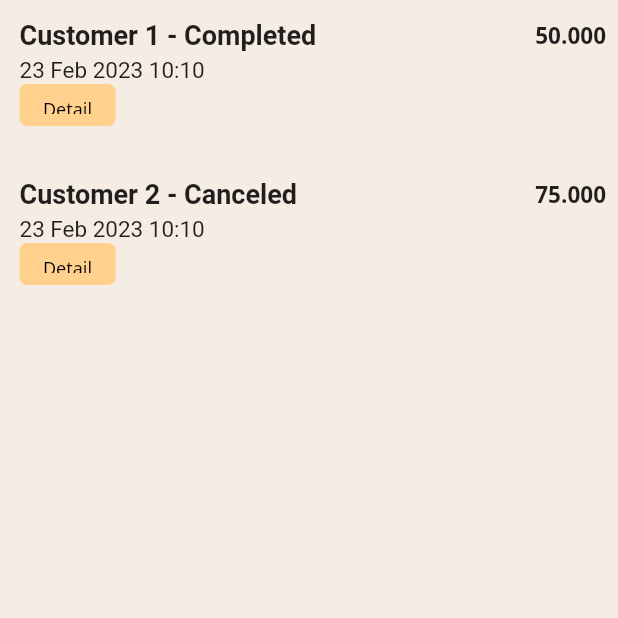
After one commit to Ryanidha/JarKop, a Flutter app: the historyPage screen opened directly, on a phone screen of 412 x 824 dp, the top half of it. The commit adds this screen. Run offline on Flutter 3.47's test engine with Material 2 defaults, Android fonts, the phone set to English and light mode, and no system bars; our stand-ins replace cloud_firestore, firebase_auth, firebase_core, get; missing offline and left inert: scroll_bottom_navigation_bar; accounts and stored records are empty; Roboto replaces fonts that are missing (Noto Sans).

Commit message:
Finishing history page

```diff
--- a/jarkop_app/lib/Pages/Homescreen/account.dart
+++ b/jarkop_app/lib/Pages/Homescreen/account.dart
@@ -2,6 +2,8 @@ import 'package:flutter/material.dart';
 import 'package:flutter/services.dart';
 import 'package:flutter/src/widgets/container.dart';
 import 'package:flutter/src/widgets/framework.dart';
+import 'package:get/get.dart';
+import 'package:jarkop_app/Pages/Loginscreen/loginScreen.dart';
 
 class accountPage extends StatefulWidget {
   const accountPage({super.key});
@@ -11,6 +13,10 @@ class accountPage extends StatefulWidget {
 }
 
 class _accountPageState extends State<accountPage> {
+  merchantDetail(context) {
+    Get.offAll(loginScreen());
+  }
+
   @override
   Widget build(BuildContext context) {
     return Scaffold(
@@ -25,10 +31,26 @@ class _accountPageState extends State<accountPage> {
               child: const ListTile(
                 leading: Icon(
                   Icons.account_circle,
-                  size: 90,
+                  size: 70,
                 ),
-                title: Text('Kang Dagang'),
-              ))
+                title: Text(
+                  'Kang Dagang',
+                  style: TextStyle(
+                      fontSize: 24,
+                      fontFamily: 'Noto Sans',
+                      fontWeight: FontWeight.bold),
+                ),
+                subtitle: Text(
+                  '+62 1234567890\ne-mail@mail.com',
+                  style: TextStyle(fontFamily: 'Noto Sans', fontSize: 16),
+                ),
+                // trailing: IconButton(
+                //     onPressed: () {
+                //       merchantDetail(context);
+                //     },
+                //     icon: Icon(Icons.edit)),
+                isThreeLine: true,
+              )),
         ],
       ),
     );
--- a/jarkop_app/lib/Pages/Homescreen/history.dart
+++ b/jarkop_app/lib/Pages/Homescreen/history.dart
@@ -0,0 +1,18 @@
+import 'package:flutter/material.dart';
+import 'package:flutter/src/widgets/container.dart';
+import 'package:flutter/src/widgets/framework.dart';
+import 'package:jarkop_app/widgets/historyWidgets.dart';
+
+class historyPage extends StatefulWidget {
+  const historyPage({super.key});
+
+  @override
+  State<historyPage> createState() => _historyPageState();
+}
+
+class _historyPageState extends State<historyPage> {
+  @override
+  Widget build(BuildContext context) {
+    return Scaffold(backgroundColor: Color(0xffF5ECE3), body: orderHistory());
+  }
+}
--- a/jarkop_app/lib/Pages/navipage.dart
+++ b/jarkop_app/lib/Pages/navipage.dart
@@ -1,5 +1,6 @@
 import 'package:flutter/material.dart';
 import 'package:jarkop_app/Pages/Homescreen/account.dart';
+import 'package:jarkop_app/Pages/Homescreen/history.dart';
 import 'package:jarkop_app/Pages/Homescreen/home.dart';
 import 'package:scroll_bottom_navigation_bar/scroll_bottom_navigation_bar.dart';
 
@@ -16,7 +17,7 @@ class _NavipageState extends State<Navipage> {
 
   List _widgetOptions = [
     Dashboard(),
-    Text("History"),
+    historyPage(),
     Text("Shop"),
     accountPage()
   ];
@@ -24,34 +25,21 @@ class _NavipageState extends State<Navipage> {
   List _atPages = [
     Text(
       "Home",
-      style: TextStyle(
-        color: Colors.black,
-        fontFamily: 'Noto Sans'
-      ),
-      ),
+      style: TextStyle(color: Colors.black, fontFamily: 'Noto Sans'),
+    ),
     Text(
       "History",
-      style: TextStyle(
-        color: Colors.black,
-        fontFamily: 'Noto Sans'
-      ),
+      style: TextStyle(color: Colors.black, fontFamily: 'Noto Sans'),
     ),
     Text(
       "Store",
-      style: TextStyle(
-        color: Colors.black,
-        fontFamily: 'Noto Sans'
-      ),
-      ),
+      style: TextStyle(color: Colors.black, fontFamily: 'Noto Sans'),
+    ),
     Text(
       "Account",
-      style: TextStyle(
-        color: Colors.black,
-        fontFamily: 'Noto Sans'
-      ),
-      )
+      style: TextStyle(color: Colors.black, fontFamily: 'Noto Sans'),
+    )
   ];
-
 
   void _onItemTapped(int index) {
     setState(() {
--- /dev/null
+++ b/jarkop_app/lib/widgets/historyWidgets.dart
@@ -0,0 +1,127 @@
+import 'package:flutter/material.dart';
+
+class CustomListItem extends StatelessWidget {
+  const CustomListItem(
+      {super.key,
+      required this.cust,
+      required this.dates,
+      required this.harga});
+
+  final String cust;
+  final String dates;
+  final String harga;
+
+  @override
+  Widget build(BuildContext context) {
+    return Padding(
+      padding: const EdgeInsets.symmetric(vertical: 5.0),
+      child: Row(
+        crossAxisAlignment: CrossAxisAlignment.start,
+        children: <Widget>[
+          Expanded(
+            flex: 3,
+            child: _historyDescription(
+              cust: cust,
+              dates: dates,
+            ),
+          ),
+          Text(
+            harga,
+            style: TextStyle(fontFamily: 'Noto Sans', fontSize: 15,fontWeight: FontWeight.bold),
+          ),
+        ],
+      ),
+    );
+  }
+}
+
+// class _price extends StatelessWidget {
+//   const _price({required this.harga});
+//   final String harga;
+//   @override
+//   Widget build(BuildContext context) {
+//     return Container(
+//       child: Text(
+//         harga,
+//         style: TextStyle(fontFamily: 'Noto Sans', fontSize: 15),
+//       ),
+//     );
+//   }
+// }
+
+class _historyDescription extends StatelessWidget {
+  const _historyDescription({
+    required this.cust,
+    required this.dates,
+  });
+
+  final String cust;
+  final String dates;
+
+  @override
+  Widget build(BuildContext context) {
+    return Container(
+      // color: Colors.white,
+      child: Padding(
+        padding: const EdgeInsets.fromLTRB(5.0, 0.0, 0.0, 0.0),
+        child: Column(
+          crossAxisAlignment: CrossAxisAlignment.start,
+          children: <Widget>[
+            Text(
+              cust,
+              style: const TextStyle(
+                fontWeight: FontWeight.bold,
+                fontSize: 18.0,
+              ),
+            ),
+            const Padding(padding: EdgeInsets.symmetric(vertical: 2.0)),
+            Text(
+              dates,
+              style: const TextStyle(fontSize: 15.0),
+            ),
+            Container(
+              height: 28,
+              decoration: BoxDecoration(
+                  color: Color(0xffFFD18D),
+                  borderRadius: BorderRadius.circular(5)),
+              child: TextButton(
+                onPressed: (() {}),
+                child: Text(
+                  "Detail",
+                  style: TextStyle(
+                      fontFamily: 'Noto Sans',
+                      fontSize: 12,
+                      color: Colors.black),
+                ),
+              ),
+            )
+          ],
+        ),
+      ),
+    );
+  }
+}
+
+class orderHistory extends StatelessWidget {
+  const orderHistory({super.key});
+
+  @override
+  Widget build(BuildContext context) {
+    return ListView(
+      padding: const EdgeInsets.all(8.0),
+      itemExtent: 106.0,
+      children: <CustomListItem>[
+        CustomListItem(
+          cust: 'Customer 1 - Completed',
+          dates: '23 Feb 2023 10:10',
+          harga: '50.000',
+        ),
+        CustomListItem(
+          cust: 'Customer 2 - Canceled',
+          dates: '23 Feb 2023 10:10',
+          harga: '75.000',
+        ),
+      ],
+    );
+  }
+}
```
Also changed, not shown: jarkop_app/lib/Pages/Homescreen/manage.dart (added).
